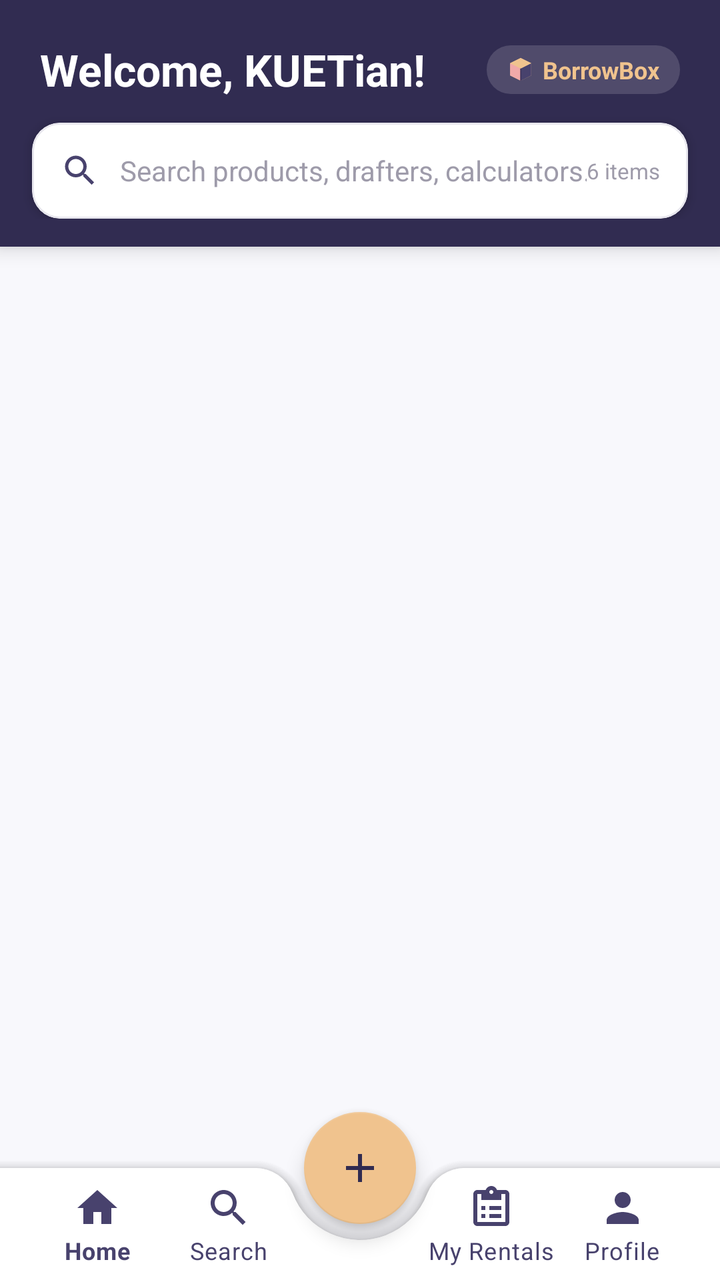
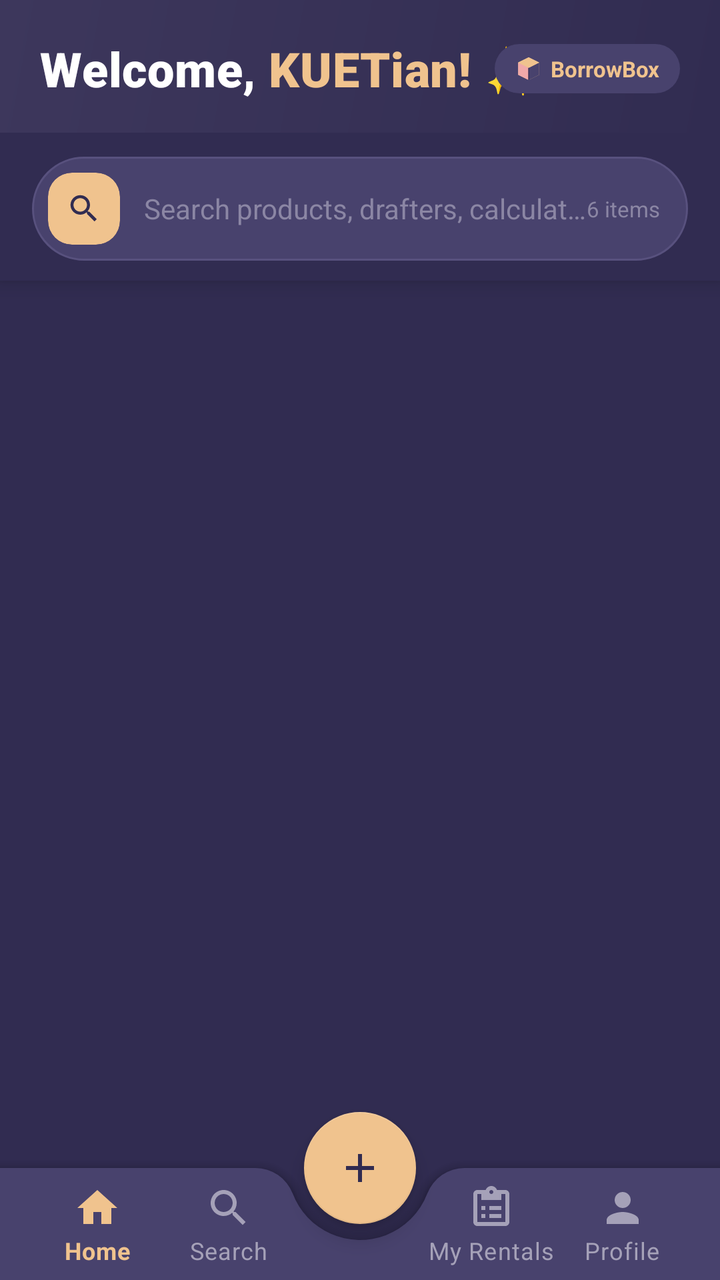

The first picture is an Android layout as it rendered before a commit; the second is the same layout after the commit. The layout source and the unified diff follow.
<!-- AndroidManifest.xml: application theme Theme.BorrowBox -->
<!-- res/layout/activity_main.xml -->
<?xml version="1.0" encoding="utf-8"?>
<androidx.coordinatorlayout.widget.CoordinatorLayout
    xmlns:android="http://schemas.android.com/apk/res/android"
    xmlns:app="http://schemas.android.com/apk/res-auto"
    android:layout_width="match_parent"
    android:layout_height="match_parent"
    android:background="@color/background">

    
    <LinearLayout
        android:id="@+id/fixedTopContainer"
        android:layout_width="match_parent"
        android:layout_height="wrap_content"
        android:orientation="vertical"
        android:elevation="6dp"
        android:background="@color/primary"
        android:paddingBottom="14dp">

        
        <androidx.constraintlayout.widget.ConstraintLayout
            android:layout_width="match_parent"
            android:layout_height="wrap_content"
            android:paddingHorizontal="20dp"
            android:paddingTop="20dp"
            android:paddingBottom="12dp">

            <TextView
                android:id="@+id/tvWelcomeTitle"
                android:layout_width="0dp"
                android:layout_height="wrap_content"
                android:text="Welcome, KUETian!"
                android:textColor="@color/white"
                android:textSize="22sp"
                android:textStyle="bold"
                android:fontFamily="sans-serif-bold"
                app:layout_constraintStart_toStartOf="parent"
                app:layout_constraintTop_toTopOf="parent"
                app:layout_constraintBottom_toBottomOf="parent"
                app:layout_constraintEnd_toStartOf="@id/headerBadge" />

            
            <LinearLayout
                android:id="@+id/headerBadge"
                android:layout_width="wrap_content"
                android:layout_height="wrap_content"
                android:background="@drawable/bg_status_available"
                android:backgroundTint="#26FFFFFF"
                android:orientation="horizontal"
                android:gravity="center_vertical"
                android:paddingHorizontal="10dp"
                android:paddingVertical="4dp"
                app:layout_constraintEnd_toEndOf="parent"
                app:layout_constraintTop_toTopOf="parent"
                app:layout_constraintBottom_toBottomOf="parent">

                <ImageView
                    android:layout_width="14dp"
                    android:layout_height="14dp"
                    android:src="@drawable/ic_box" />

                <TextView
                    android:id="@+id/tvUserStatus"
                    android:layout_width="wrap_content"
                    android:layout_height="wrap_content"
                    android:layout_marginStart="4dp"
                    android:text="BorrowBox"
                    android:textColor="@color/accent"
                    android:textSize="12sp"
                    android:textStyle="bold" />
            </LinearLayout>

        </androidx.constraintlayout.widget.ConstraintLayout>

        
        <com.google.android.material.card.MaterialCardView
            android:id="@+id/cardSearchBar"
            android:layout_width="match_parent"
            android:layout_height="48dp"
            android:layout_marginHorizontal="16dp"
            app:cardCornerRadius="14dp"
            app:cardElevation="3dp"
            app:strokeWidth="1dp"
            app:strokeColor="@color/border_color"
            app:cardBackgroundColor="@color/surface">

            <LinearLayout
                android:layout_width="match_parent"
                android:layout_height="match_parent"
                android:orientation="horizontal"
                android:gravity="center_vertical"
                android:paddingHorizontal="14dp">

                <ImageView
                    android:layout_width="20dp"
                    android:layout_height="20dp"
                    android:src="@drawable/ic_search"
                    app:tint="@color/secondary" />

                <EditText
                    android:id="@+id/etSearch"
                    android:layout_width="0dp"
                    android:layout_height="match_parent"
                    android:layout_weight="1"
                    android:layout_marginStart="10dp"
                    android:background="@null"
                    android:hint="Search products, drafters, calculators..."
                    android:textColor="@color/text_primary"
                    android:textColorHint="@color/text_muted"
                    android:textSize="14sp"
                    android:inputType="text"
                    android:imeOptions="actionSearch" />

                <TextView
                    android:id="@+id/tvItemCount"
                    android:layout_width="wrap_content"
                    android:layout_height="wrap_content"
                    android:text="6 items"
                    android:textColor="@color/text_muted"
                    android:textSize="11sp" />

            </LinearLayout>
        </com.google.android.material.card.MaterialCardView>

    </LinearLayout>

    
    <androidx.recyclerview.widget.RecyclerView
        android:id="@+id/recyclerViewProducts"
        android:layout_width="match_parent"
        android:layout_height="match_parent"
        android:clipToPadding="false"
        android:paddingTop="126dp"
        android:paddingBottom="96dp"
        android:overScrollMode="never" />

    
    <com.google.android.material.bottomappbar.BottomAppBar
        android:id="@+id/bottomAppBar"
        android:layout_width="match_parent"
        android:layout_height="wrap_content"
        android:layout_gravity="bottom"
        app:fabCradleMargin="8dp"
        app:fabCradleRoundedCornerRadius="20dp"
        app:fabAlignmentMode="center"
        app:backgroundTint="@color/surface"
        app:elevation="8dp">

        <com.google.android.material.bottomnavigation.BottomNavigationView
            android:id="@+id/bottomNavigation"
            android:layout_width="match_parent"
            android:layout_height="wrap_content"
            android:layout_marginEnd="16dp"
            android:background="@android:color/transparent"
            app:elevation="0dp"
            app:itemIconTint="@color/secondary"
            app:itemTextColor="@color/secondary"
            app:labelVisibilityMode="labeled"
            app:menu="@menu/bottom_nav_menu" />

    </com.google.android.material.bottomappbar.BottomAppBar>

    
    <com.google.android.material.floatingactionbutton.FloatingActionButton
        android:id="@+id/fabAddItem"
        android:layout_width="wrap_content"
        android:layout_height="wrap_content"
        android:contentDescription="Add Item"
        android:src="@drawable/ic_add"
        app:backgroundTint="@color/accent"
        app:tint="@color/primary"
        app:elevation="6dp"
        app:layout_anchor="@id/bottomAppBar" />

</androidx.coordinatorlayout.widget.CoordinatorLayout>
<!-- resources referenced by this layout -->
<resources>
  <color name="background">#F8F8FC</color>
  <color name="border_color">#E8E7EE</color>
  <color name="surface">#FFFFFF</color>
  <color name="text_muted">#9E9BAA</color>
  <color name="text_primary">#1E1B2E</color>
  <color name="white">#FFFFFFFF</color>
  <!-- drawable bg_status_available (drawable) -->
  <shape xmlns:android="http://schemas.android.com/apk/res/android"
      android:shape="rectangle">
      <solid android:color="@color/status_available_bg" />
      <corners android:radius="12dp" />
      <padding
          android:left="8dp"
          android:top="3dp"
          android:right="8dp"
          android:bottom="3dp" />
  </shape>
  <style name="Theme.BorrowBox" parent="Theme.MaterialComponents.DayNight.NoActionBar">
          
          <item name="colorPrimary">@color/primary</item>
          <item name="colorPrimaryVariant">#231F3B</item>
          <item name="colorOnPrimary">@color/white</item>
          <item name="colorSecondary">@color/secondary</item>
          <item name="colorSecondaryVariant">@color/accent</item>
          <item name="colorOnSecondary">@color/white</item>
          <item name="colorAccent">@color/accent</item>
  
          
          <item name="android:statusBarColor">@color/primary</item>
          <item name="android:windowBackground">@color/background</item>
  
          
          <item name="cardViewStyle">@style/Widget.BorrowBox.CardView</item>
          <item name="materialButtonStyle">@style/Widget.BorrowBox.Button</item>
      </style>
  <color name="status_available_bg">#E8F5E9</color>
  <color name="text_secondary">#6E6A7C</color>
  <style name="Widget.BorrowBox.CardView" parent="Widget.MaterialComponents.CardView">
          <item name="shapeAppearanceOverlay">@style/ShapeAppearance.BorrowBox.RoundedCard</item>
          <item name="cardBackgroundColor">@color/card_bg</item>
          <item name="cardElevation">2dp</item>
          <item name="strokeWidth">1dp</item>
          <item name="strokeColor">@color/border_color</item>
      </style>
  <style name="Widget.BorrowBox.Button" parent="Widget.MaterialComponents.Button">
          <item name="shapeAppearanceOverlay">@style/ShapeAppearance.BorrowBox.Pill</item>
          <item name="backgroundTint">@color/primary</item>
          <item name="android:textColor">@color/white</item>
          <item name="android:paddingTop">12dp</item>
          <item name="android:paddingBottom">12dp</item>
          <item name="android:fontFamily">sans-serif-medium</item>
          <item name="android:textAllCaps">false</item>
          <item name="android:textSize">14sp</item>
      </style>
  <style name="ShapeAppearance.BorrowBox.RoundedCard" parent="">
          <item name="cornerSize">16dp</item>
          <item name="cornerFamily">rounded</item>
      </style>
  <color name="card_bg">#FFFFFF</color>
  <!-- unchanged entries left out for length: 8 -->
</resources>

<!-- the commit's change to res/layout/activity_main.xml (unified diff, before → after) -->
@@ -2,9 +2,11 @@
 <androidx.coordinatorlayout.widget.CoordinatorLayout
     xmlns:android="http://schemas.android.com/apk/res/android"
     xmlns:app="http://schemas.android.com/apk/res-auto"
+    android:id="@+id/coordinatorRoot"
     android:layout_width="match_parent"
     android:layout_height="match_parent"
-    android:background="@color/background">
+    android:background="@color/screen_bg"
+    android:fitsSystemWindows="true">
 
     
     <LinearLayout
@@ -13,30 +15,48 @@
         android:layout_height="wrap_content"
         android:orientation="vertical"
         android:elevation="6dp"
-        android:background="@color/primary"
-        android:paddingBottom="14dp">
+        android:background="@color/screen_bg"
+        android:paddingBottom="10dp">
 
         
         <androidx.constraintlayout.widget.ConstraintLayout
+            android:id="@+id/homeHeaderPanel"
             android:layout_width="match_parent"
             android:layout_height="wrap_content"
+            android:background="@drawable/bg_home_header"
             android:paddingHorizontal="20dp"
-            android:paddingTop="20dp"
-            android:paddingBottom="12dp">
-
-            <TextView
-                android:id="@+id/tvWelcomeTitle"
-                android:layout_width="0dp"
-                android:layout_height="wrap_content"
-                android:text="Welcome, KUETian!"
-                android:textColor="@color/white"
-                android:textSize="22sp"
+            android:paddingTop="18dp"
+            android:paddingBottom="16dp">
+
+            
+            <TextView
+                android:id="@+id/tvWelcomePrefix"
+                android:layout_width="wrap_content"
+                android:layout_height="wrap_content"
+                android:text="Welcome, "
+                android:textColor="@color/light_text_primary"
+                android:textSize="24sp"
                 android:textStyle="bold"
-                android:fontFamily="sans-serif-bold"
+                android:fontFamily="sans-serif-black"
+                android:letterSpacing="0.01"
                 app:layout_constraintStart_toStartOf="parent"
                 app:layout_constraintTop_toTopOf="parent"
-                app:layout_constraintBottom_toBottomOf="parent"
-                app:layout_constraintEnd_toStartOf="@id/headerBadge" />
+                app:layout_constraintBottom_toBottomOf="parent" />
+
+            
+            <TextView
+                android:id="@+id/tvWelcomeKuetian"
+                android:layout_width="wrap_content"
+                android:layout_height="wrap_content"
+                android:text="KUETian! ✨"
+                android:textColor="@color/peach_accent"
+                android:textSize="24sp"
+                android:textStyle="bold"
+                android:fontFamily="sans-serif-black"
+                android:letterSpacing="0.01"
+                app:layout_constraintStart_toEndOf="@id/tvWelcomePrefix"
+                app:layout_constraintTop_toTopOf="@id/tvWelcomePrefix"
+                app:layout_constraintBottom_toBottomOf="@id/tvWelcomePrefix" />
 
             
             <LinearLayout
@@ -44,11 +64,11 @@
                 android:layout_width="wrap_content"
                 android:layout_height="wrap_content"
                 android:background="@drawable/bg_status_available"
-                android:backgroundTint="#26FFFFFF"
+                android:backgroundTint="@color/card_bg"
                 android:orientation="horizontal"
                 android:gravity="center_vertical"
                 android:paddingHorizontal="10dp"
-                android:paddingVertical="4dp"
+                android:paddingVertical="5dp"
                 app:layout_constraintEnd_toEndOf="parent"
                 app:layout_constraintTop_toTopOf="parent"
                 app:layout_constraintBottom_toBottomOf="parent">
@@ -56,7 +76,8 @@
                 <ImageView
                     android:layout_width="14dp"
                     android:layout_height="14dp"
-                    android:src="@drawable/ic_box" />
+                    android:src="@drawable/ic_box"
+                    android:contentDescription="Status icon" />
 
                 <TextView
                     android:id="@+id/tvUserStatus"
@@ -64,72 +85,81 @@
                     android:layout_height="wrap_content"
                     android:layout_marginStart="4dp"
                     android:text="BorrowBox"
-                    android:textColor="@color/accent"
-                    android:textSize="12sp"
+                    android:textColor="@color/peach_accent"
+                    android:textSize="11sp"
                     android:textStyle="bold" />
             </LinearLayout>
 
         </androidx.constraintlayout.widget.ConstraintLayout>
 
         
-        <com.google.android.material.card.MaterialCardView
+        <LinearLayout
             android:id="@+id/cardSearchBar"
             android:layout_width="match_parent"
-            android:layout_height="48dp"
+            android:layout_height="52dp"
             android:layout_marginHorizontal="16dp"
-            app:cardCornerRadius="14dp"
-            app:cardElevation="3dp"
-            app:strokeWidth="1dp"
-            app:strokeColor="@color/border_color"
-            app:cardBackgroundColor="@color/surface">
-
-            <LinearLayout
-                android:layout_width="match_parent"
+            android:layout_marginTop="12dp"
+            android:background="@drawable/bg_search_pill"
+            android:orientation="horizontal"
+            android:gravity="center_vertical"
+            android:paddingHorizontal="8dp"
+            android:clickable="true"
+            android:focusable="true">
+
+            
+            <com.google.android.material.card.MaterialCardView
+                android:layout_width="36dp"
+                android:layout_height="36dp"
+                app:cardCornerRadius="12dp"
+                app:cardElevation="0dp"
+                app:strokeWidth="0dp"
+                app:cardBackgroundColor="@color/peach_accent">
+
+                <ImageView
+                    android:layout_width="18dp"
+                    android:layout_height="18dp"
+                    android:layout_gravity="center"
+                    android:src="@drawable/ic_search"
+                    android:contentDescription="Search"
+                    app:tint="@color/dark_text" />
+            </com.google.android.material.card.MaterialCardView>
+
+            
+            <TextView
+                android:id="@+id/tvSearchHint"
+                android:layout_width="0dp"
                 android:layout_height="match_parent"
-                android:orientation="horizontal"
+                android:layout_weight="1"
+                android:layout_marginStart="12dp"
                 android:gravity="center_vertical"
-                android:paddingHorizontal="14dp">
-
-                <ImageView
-                    android:layout_width="20dp"
-                    android:layout_height="20dp"
-                    android:src="@drawable/ic_search"
-                    app:tint="@color/secondary" />
-
-                <EditText
-                    android:id="@+id/etSearch"
-                    android:layout_width="0dp"
-                    android:layout_height="match_parent"
-                    android:layout_weight="1"
-                    android:layout_marginStart="10dp"
-                    android:background="@null"
-                    android:hint="Search products, drafters, calculators..."
-                    android:textColor="@color/text_primary"
-                    android:textColorHint="@color/text_muted"
-                    android:textSize="14sp"
-                    android:inputType="text"
-                    android:imeOptions="actionSearch" />
-
-                <TextView
-                    android:id="@+id/tvItemCount"
-                    android:layout_width="wrap_content"
-                    android:layout_height="wrap_content"
-                    android:text="6 items"
-                    android:textColor="@color/text_muted"
-                    android:textSize="11sp" />
-
-            </LinearLayout>
-        </com.google.android.material.card.MaterialCardView>
+                android:text="Search products, drafters, calculators..."
+                android:textColor="@color/light_text_muted"
+                android:textSize="14sp"
+                android:singleLine="true"
+                android:ellipsize="end" />
+
+            
+            <TextView
+                android:id="@+id/tvItemCount"
+                android:layout_width="wrap_content"
+                android:layout_height="wrap_content"
+                android:layout_marginEnd="6dp"
+                android:text="6 items"
+                android:textColor="@color/light_text_muted"
+                android:textSize="11sp" />
+
+        </LinearLayout>
 
     </LinearLayout>
 
+    
     
     <androidx.recyclerview.widget.RecyclerView
         android:id="@+id/recyclerViewProducts"
         android:layout_width="match_parent"
         android:layout_height="match_parent"
         android:clipToPadding="false"
-        android:paddingTop="126dp"
+        android:paddingTop="162dp"
         android:paddingBottom="96dp"
         android:overScrollMode="never" />
 
@@ -142,7 +172,7 @@
         app:fabCradleMargin="8dp"
         app:fabCradleRoundedCornerRadius="20dp"
         app:fabAlignmentMode="center"
-        app:backgroundTint="@color/surface"
+        app:backgroundTint="@color/card_bg"
         app:elevation="8dp">
 
         <com.google.android.material.bottomnavigation.BottomNavigationView
@@ -152,8 +182,8 @@
             android:layout_marginEnd="16dp"
             android:background="@android:color/transparent"
             app:elevation="0dp"
-            app:itemIconTint="@color/secondary"
-            app:itemTextColor="@color/secondary"
+            app:itemIconTint="@color/nav_item_color"
+            app:itemTextColor="@color/nav_item_color"
             app:labelVisibilityMode="labeled"
             app:menu="@menu/bottom_nav_menu" />
 
@@ -166,8 +196,8 @@
         android:layout_height="wrap_content"
         android:contentDescription="Add Item"
         android:src="@drawable/ic_add"
-        app:backgroundTint="@color/accent"
-        app:tint="@color/primary"
+        app:backgroundTint="@color/peach_accent"
+        app:tint="@color/dark_text"
         app:elevation="6dp"
         app:layout_anchor="@id/bottomAppBar" />
 
<!-- resource entries referenced after the edit -->
@@ -1,64 +1,112 @@
 <!-- resources referenced by this layout -->
 <resources>
-  <color name="background">#F8F8FC</color>
-  <color name="border_color">#E8E7EE</color>
-  <color name="surface">#FFFFFF</color>
-  <color name="text_muted">#9E9BAA</color>
-  <color name="text_primary">#1E1B2E</color>
-  <color name="white">#FFFFFFFF</color>
   <!-- drawable bg_status_available (drawable) -->
   <shape xmlns:android="http://schemas.android.com/apk/res/android"
       android:shape="rectangle">
-      <solid android:color="@color/status_available_bg" />
-      <corners android:radius="12dp" />
+      <solid android:color="@color/peach_accent" />
+      <corners android:radius="14dp" />
       <padding
-          android:left="8dp"
-          android:top="3dp"
-          android:right="8dp"
-          android:bottom="3dp" />
+          android:left="10dp"
+          android:top="4dp"
+          android:right="10dp"
+          android:bottom="4dp" />
   </shape>
   <style name="Theme.BorrowBox" parent="Theme.MaterialComponents.DayNight.NoActionBar">
           
-          <item name="colorPrimary">@color/primary</item>
-          <item name="colorPrimaryVariant">#231F3B</item>
-          <item name="colorOnPrimary">@color/white</item>
-          <item name="colorSecondary">@color/secondary</item>
-          <item name="colorSecondaryVariant">@color/accent</item>
-          <item name="colorOnSecondary">@color/white</item>
-          <item name="colorAccent">@color/accent</item>
+          <item name="colorPrimary">@color/screen_bg</item>
+          <item name="colorPrimaryVariant">#24203D</item>
+          <item name="colorOnPrimary">@color/light_text_primary</item>
+  
+          <item name="colorSecondary">@color/card_bg</item>
+          <item name="colorSecondaryVariant">@color/card_border</item>
+          <item name="colorOnSecondary">@color/light_text_primary</item>
+  
+          <item name="colorAccent">@color/peach_accent</item>
   
           
-          <item name="android:statusBarColor">@color/primary</item>
-          <item name="android:windowBackground">@color/background</item>
+          <item name="android:statusBarColor">@color/screen_bg</item>
+          <item name="android:windowBackground">@color/screen_bg</item>
+          <item name="android:textColorPrimary">@color/light_text_primary</item>
+          <item name="android:textColorSecondary">@color/light_text_secondary</item>
   
           
           <item name="cardViewStyle">@style/Widget.BorrowBox.CardView</item>
-          <item name="materialButtonStyle">@style/Widget.BorrowBox.Button</item>
+          <item name="materialButtonStyle">@style/Widget.BorrowBox.Button.Peach</item>
+          <item name="materialAlertDialogTheme">@style/ThemeOverlay.BorrowBox.Dialog</item>
       </style>
-  <color name="status_available_bg">#E8F5E9</color>
-  <color name="text_secondary">#6E6A7C</color>
+  <color name="text_secondary">#A5A1B8</color>
+  <color name="card_border">#58517E</color>
+  <color name="light_text_secondary">#A5A1B8</color>
   <style name="Widget.BorrowBox.CardView" parent="Widget.MaterialComponents.CardView">
           <item name="shapeAppearanceOverlay">@style/ShapeAppearance.BorrowBox.RoundedCard</item>
           <item name="cardBackgroundColor">@color/card_bg</item>
-          <item name="cardElevation">2dp</item>
+          <item name="cardElevation">3dp</item>
           <item name="strokeWidth">1dp</item>
-          <item name="strokeColor">@color/border_color</item>
+          <item name="strokeColor">@color/card_border</item>
       </style>
-  <style name="Widget.BorrowBox.Button" parent="Widget.MaterialComponents.Button">
+  <style name="Widget.BorrowBox.Button.Peach" parent="Widget.MaterialComponents.Button">
           <item name="shapeAppearanceOverlay">@style/ShapeAppearance.BorrowBox.Pill</item>
-          <item name="backgroundTint">@color/primary</item>
-          <item name="android:textColor">@color/white</item>
-          <item name="android:paddingTop">12dp</item>
-          <item name="android:paddingBottom">12dp</item>
+          <item name="backgroundTint">@color/peach_accent</item>
+          <item name="android:textColor">@color/dark_text</item>
+          <item name="android:insetTop">0dp</item>
+          <item name="android:insetBottom">0dp</item>
+          <item name="android:minHeight">48dp</item>
+          <item name="android:paddingTop">10dp</item>
+          <item name="android:paddingBottom">10dp</item>
+          <item name="android:paddingLeft">20dp</item>
+          <item name="android:paddingRight">20dp</item>
           <item name="android:fontFamily">sans-serif-medium</item>
+          <item name="android:textStyle">bold</item>
           <item name="android:textAllCaps">false</item>
           <item name="android:textSize">14sp</item>
+          <item name="android:singleLine">false</item>
+          <item name="android:ellipsize">none</item>
+          <item name="elevation">2dp</item>
+      </style>
+  <style name="ThemeOverlay.BorrowBox.Dialog" parent="ThemeOverlay.MaterialComponents.MaterialAlertDialog">
+          <item name="colorSurface">@color/card_bg</item>
+          <item name="android:background">@color/card_bg</item>
+          <item name="android:textColorPrimary">@color/light_text_primary</item>
+          <item name="android:textColorSecondary">@color/light_text_secondary</item>
+          <item name="buttonBarPositiveButtonStyle">@style/Widget.BorrowBox.DialogButton.Positive</item>
+          <item name="buttonBarNegativeButtonStyle">@style/Widget.BorrowBox.DialogButton.Negative</item>
+          <item name="shapeAppearanceOverlay">@style/ShapeAppearance.BorrowBox.RoundedCard</item>
       </style>
   <style name="ShapeAppearance.BorrowBox.RoundedCard" parent="">
-          <item name="cornerSize">16dp</item>
+          <item name="cornerSize">22dp</item>
           <item name="cornerFamily">rounded</item>
       </style>
-  <color name="card_bg">#FFFFFF</color>
+  <style name="Widget.BorrowBox.DialogButton.Positive" parent="Widget.MaterialComponents.Button.TextButton">
+          <item name="android:textColor">@color/peach_accent</item>
+          <item name="android:textStyle">bold</item>
+      </style>
+  <style name="Widget.BorrowBox.DialogButton.Negative" parent="Widget.MaterialComponents.Button.TextButton">
+          <item name="android:textColor">@color/light_text_secondary</item>
+      </style>
+  <color name="card_bg">#48426D</color>
+  <color name="dark_text">#312C51</color>
+  <color name="light_text_muted">#8B86A4</color>
+  <color name="light_text_primary">#FFFFFF</color>
+  <color name="peach_accent">#F0C38E</color>
+  <color name="screen_bg">#312C51</color>
+  <!-- drawable bg_home_header (drawable) -->
+  <?xml version="1.0" encoding="utf-8"?>
+  <shape xmlns:android="http://schemas.android.com/apk/res/android"
+      android:shape="rectangle">
+      <gradient
+          android:startColor="#312C51"
+          android:endColor="#3D375C"
+          android:angle="135"
+          android:type="linear" />
+  </shape>
+  <!-- drawable bg_search_pill (drawable) -->
+  <?xml version="1.0" encoding="utf-8"?>
+  <shape xmlns:android="http://schemas.android.com/apk/res/android"
+      android:shape="rectangle">
+      <solid android:color="#48426D" />
+      <corners android:radius="28dp" />
+      <stroke android:width="1dp" android:color="#58517E" />
+  </shape>
   <!-- unchanged entries left out for length: 8 -->
 </resources>
 
